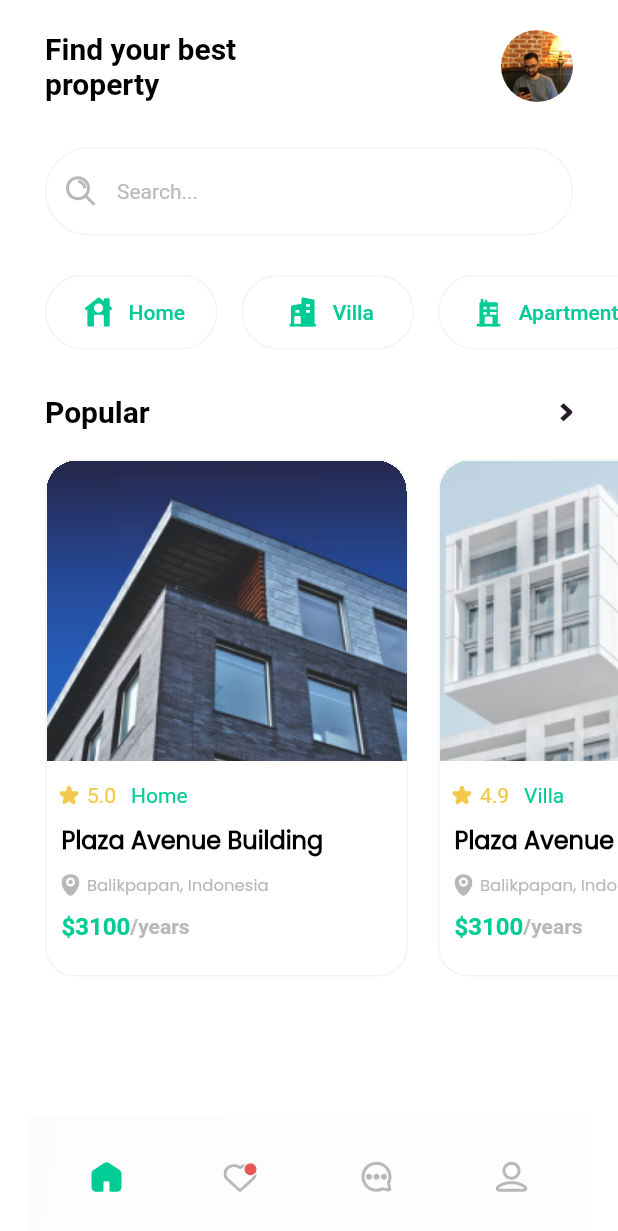
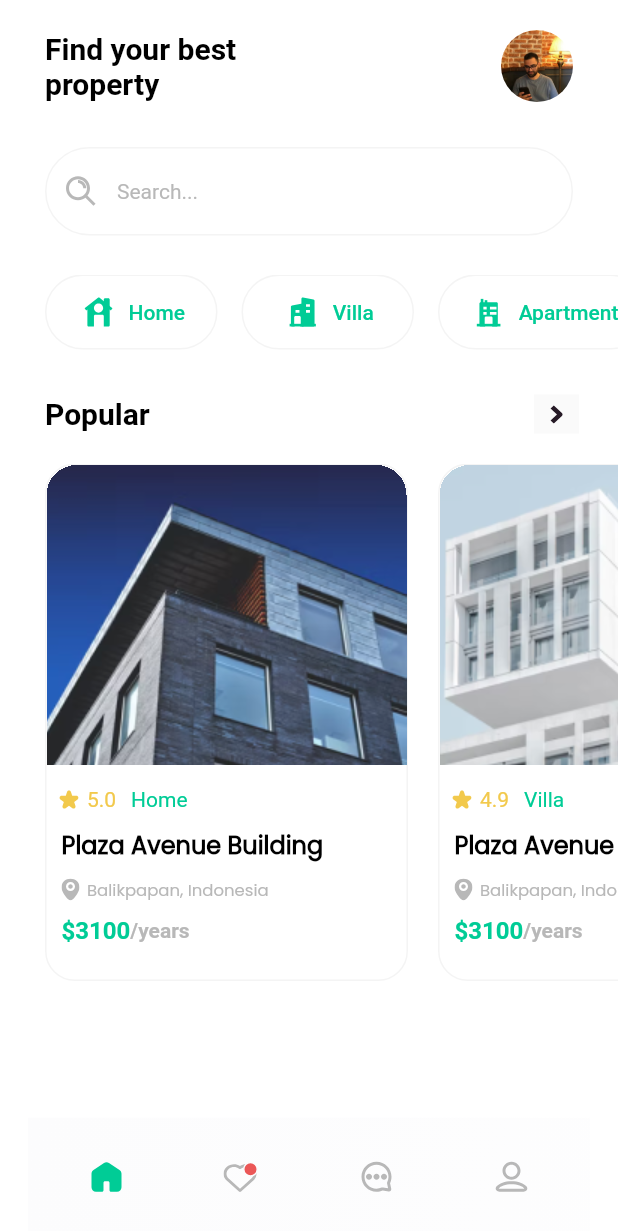
Before and after one commit to mahdinaghikhanii/realestate, a Flutter app: the screen it shows after launch, on a phone screen of 412 x 824 dp. Shown: the top 1231 px of the screen. Run offline on Flutter 3.47's test engine with Material 2 defaults, Android fonts, the phone set to English and light mode, and no system bars; our stand-ins replace flutter_svg, loading_animation_widget.

```diff
--- a/lib/views/home.dart
+++ b/lib/views/home.dart
@@ -3,6 +3,8 @@ import 'dart:developer';
 import 'package:flutter/material.dart';
 import 'package:flutter_svg/flutter_svg.dart';
 import 'package:provider/provider.dart';
+import 'package:realestate/module/extention/extention.dart';
+import 'package:realestate/views/all_home.dart';
 
 import '../module/widgets/category_iteam.dart';
 import '../module/widgets/home_details_item.dart';
@@ -87,7 +89,7 @@ class Home extends StatelessWidget {
                     ),
                     const SizedBox(height: 30),
                     Padding(
-                        padding: const EdgeInsets.symmetric(horizontal: 30),
+                        padding: const EdgeInsets.only(left: 30, right: 26),
                         child: Row(
                           children: [
                             const Text('Popular',
@@ -96,11 +98,22 @@ class Home extends StatelessWidget {
                                     fontWeight: FontWeight.bold,
                                     fontSize: 20)),
                             const Spacer(),
-                            InkWell(
-                                onTap: () {
-                                  log(homeData.items.length.toString());
-                                },
-                                child: SvgPicture.asset("assets/svg/right.svg"))
+                            Material(
+                              child: InkWell(
+                                  customBorder: Border.all(
+                                      color: const Color(0xFF00CC96), width: 1),
+                                  borderRadius: const BorderRadius.all(
+                                      Radius.circular(16)),
+                                  splashColor: const Color(0xFF00CC96),
+                                  onTap: () =>
+                                      context.nextScreans(const AllHome()),
+                                  child: SizedBox(
+                                      width: 30,
+                                      height: 26,
+                                      child: Center(
+                                          child: SvgPicture.asset(
+                                              "assets/svg/right.svg")))),
+                            )
                           ],
                         )),
                     Padding(
```
Also changed, not shown: lib/module/extention/extention.dart (added, +11 -0 lines), lib/views/all_home.dart (added, +62 -0 lines), assets/svg/back.svg (added), assets/svg/settings.svg (added).
